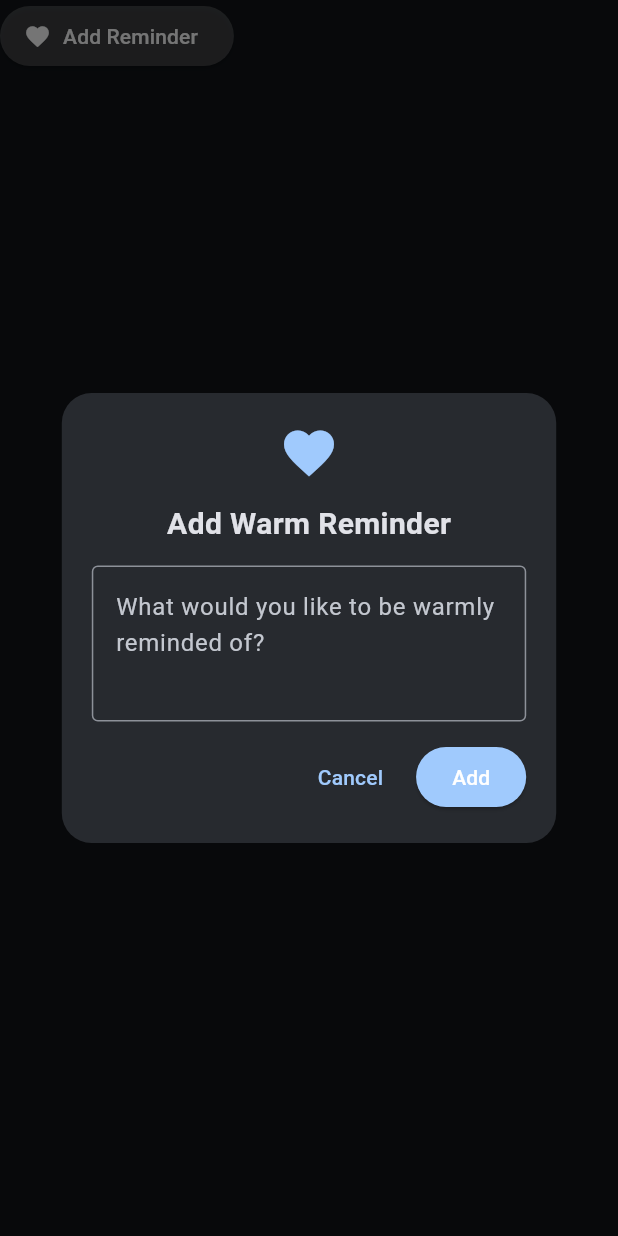
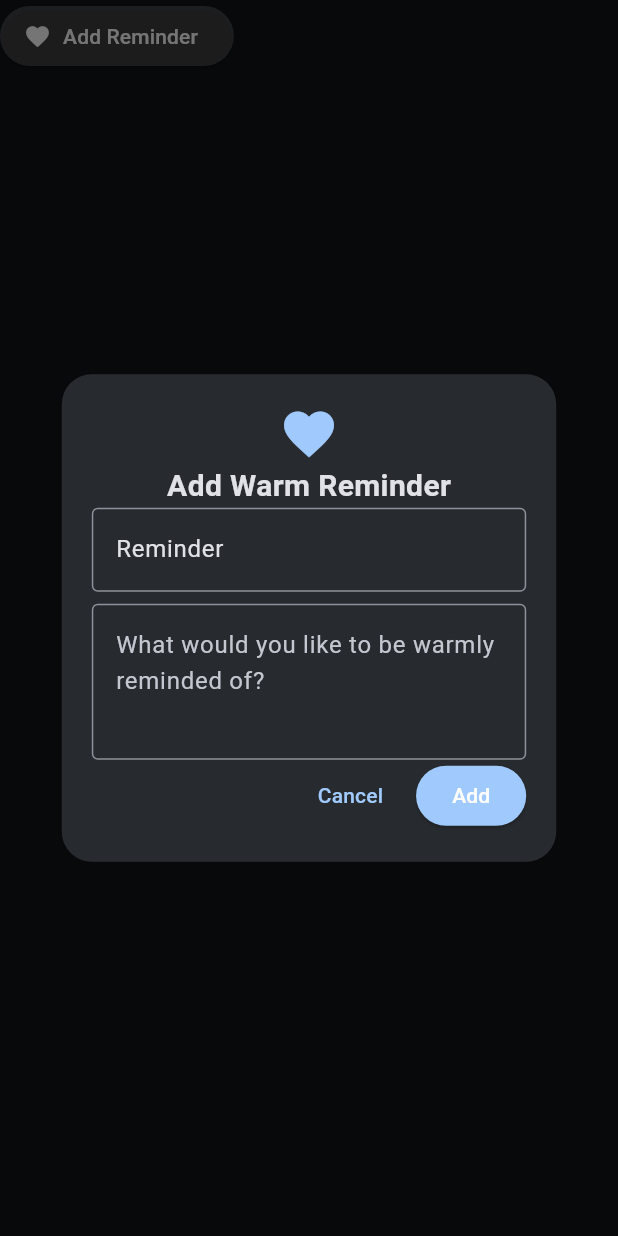
Before and after one commit to ConnorDKeehan/warm-reminders, a Flutter app: the AddReminderButton widget shown alone on an empty page, opened directly with empty values, after a tap on "Add Reminder", on a phone screen of 412 x 824 dp. Run offline on Flutter 3.47's test engine with Material 3 defaults, Android fonts, the light colour scheme and no system bars; drawn by our look-alikes of flutter_typeahead; our stand-ins replace firebase_core, firebase_messaging, flutter_secure_storage, flutter_signin_button, google_sign_in, sign_in_with_apple; accounts and stored records are empty; network calls fail.

Commit message:
fix some stuff

```diff
--- a/lib/features/auth/login_page/login_page.dart
+++ b/lib/features/auth/login_page/login_page.dart
@@ -8,6 +8,7 @@ import 'package:warmreminders/features/auth/auth_api.dart';
 import 'package:warmreminders/features/auth/register_page/register_page.dart';
 import 'package:warmreminders/features/main_page/main_page.dart';
 import 'package:warmreminders/utils/storage_util.dart';
+import 'package:flutter/foundation.dart';
 
 class LoginPage extends StatefulWidget {
   const LoginPage({super.key});
@@ -69,7 +70,7 @@ class _LoginPageState extends State<LoginPage> {
           'email',
         ],
         serverClientId:
-            '685001516638-odmd19sl6898cc1a6gl7qudu2f4ich2a.apps.googleusercontent.com', //XXXXXXX
+            '685001516638-odmd19sl6898cc1a6gl7qudu2f4ich2a.apps.googleusercontent.com',
       );
 
       // Attempt to sign in silently first. If that fails, prompt user.
@@ -282,7 +283,7 @@ class _LoginPageState extends State<LoginPage> {
                           // SIGN IN WITH APPLE
                           // (Available on iOS 13+ and macOS 10.15+)
                           const SizedBox(height: 8),
-                          if (Platform.isIOS)
+                          if (!kIsWeb &&  defaultTargetPlatform == TargetPlatform.iOS)
                             SignInButton(Buttons.AppleDark,
                                 onPressed: _signInWithApple),
                         ],
--- a/lib/features/main_page/main_page.dart
+++ b/lib/features/main_page/main_page.dart
@@ -5,6 +5,7 @@ import 'package:warmreminders/features/main_page/widgets/edit_schedules_button.d
 import 'package:warmreminders/features/main_page/widgets/reminder_card.dart';
 import 'package:warmreminders/features/schedules_page/widgets/add_schedule_button.dart';
 import 'package:warmreminders/models/entities/reminder.dart';
+import 'package:warmreminders/utils/storage_util.dart';
 
 class MainPage extends StatefulWidget {
   const MainPage({super.key});
@@ -29,6 +30,11 @@ class _MainPageState extends State<MainPage> {
     });
 
     reminders = await getReminders();
+    setUsersCategories(reminders.map((e) =>
+      e.category?.isNotEmpty ?? false ?
+      '${e.category![0].toUpperCase()}${e.category!.substring(1).toLowerCase()}' :
+      null
+    ).whereType<String>());
     setState(() {
       isLoading=false;
     });
--- a/lib/features/main_page/main_page_api.dart
+++ b/lib/features/main_page/main_page_api.dart
@@ -2,7 +2,6 @@ import 'dart:convert';
 import 'package:warmreminders/clients/auth_http_client.dart';
 import 'package:warmreminders/features/main_page/models/requests/patch_reminder_request.dart';
 import 'package:warmreminders/features/main_page/models/requests/post_reminder_request.dart';
-import 'package:warmreminders/features/schedules_page/models/requests/post_schedule_request.dart';
 import 'package:warmreminders/models/entities/reminder.dart';
 import 'package:warmreminders/utils/storage_util.dart';
 
--- a/lib/features/main_page/widgets/add_reminder_button.dart
+++ b/lib/features/main_page/widgets/add_reminder_button.dart
@@ -1,6 +1,8 @@
 import 'package:flutter/material.dart';
+import 'package:flutter_typeahead/flutter_typeahead.dart';
 import 'package:warmreminders/features/main_page/main_page_api.dart';
 import 'package:warmreminders/features/main_page/models/requests/post_reminder_request.dart';
+import 'package:warmreminders/utils/storage_util.dart';
 
 class AddReminderButton extends StatefulWidget {
   final VoidCallback onAdd;
@@ -19,9 +21,10 @@ class _AddReminderButtonState extends State<AddReminderButton> {
   }
 
   void _showDialog() {
+    final String defaultCategory = usersCategories.firstOrNull ?? "Reminder";
     showDialog(
       context: context,
-      builder: (context) => _AddReminderDialog(onAdd: addReminder),
+      builder: (context) => _AddReminderDialog(onAdd: addReminder, defaultCategory: defaultCategory),
     );
   }
 
@@ -41,20 +44,23 @@ class _AddReminderButtonState extends State<AddReminderButton> {
 
 class _AddReminderDialog extends StatelessWidget {
   final Function(PostReminderRequest) onAdd;
-  final TextEditingController _controller = TextEditingController();
+  final String defaultCategory;
+  final TextEditingController _categoryController = TextEditingController();
+  final TextEditingController _reminderController = TextEditingController();
 
-  _AddReminderDialog({required this.onAdd});
+  _AddReminderDialog({required this.onAdd, required this.defaultCategory});
 
   @override
   Widget build(BuildContext context) {
+    _categoryController.text = defaultCategory;
+
     return Dialog(
       shape: RoundedRectangleBorder(
         borderRadius: BorderRadius.circular(20),
       ),
       elevation: 10,
-      child: SizedBox(
+      child: IntrinsicHeight(child: SizedBox(
         width: MediaQuery.of(context).size.width * 0.8,
-        height: 300,
         child: Padding(
           padding: const EdgeInsets.all(20.0),
           child: Column(
@@ -65,8 +71,34 @@ class _AddReminderDialog extends StatelessWidget {
                 'Add Warm Reminder',
                 style: TextStyle(fontSize: 20, fontWeight: FontWeight.bold),
               ),
+              TypeAheadField<String>(
+                suggestionsCallback: (pattern) => usersCategories
+                    .where((item) => item.toLowerCase().contains(pattern.toLowerCase()))
+                    .toList(),
+                itemBuilder: (context, s) => ListTile(title: Text(s)),
+                onSelected: (s) => _categoryController.text = s,
+                controller: _categoryController,
+
+                builder: ( context, fieldController, focusNode) {
+                  return TextField(
+                    controller: fieldController,   // <-- use this, not your own
+                    focusNode: focusNode,
+                    decoration: InputDecoration(
+                      hintText: 'Category',
+                      border: OutlineInputBorder(),
+                      focusedBorder: OutlineInputBorder(
+                        borderSide: BorderSide(
+                          color: Theme.of(context).colorScheme.primary,
+                          width: 2,
+                        ),
+                      ),
+                    ),
+                  );
+                },
+              ),
+              SizedBox(height: 8),
               TextField(
-                controller: _controller,
+                controller: _reminderController,
                 decoration: InputDecoration(
                   hintText: 'What would you like to be warmly reminded of?',
                   border: const OutlineInputBorder(),
@@ -77,7 +109,8 @@ class _AddReminderDialog extends StatelessWidget {
                     ),
                   ),
                 ),
-                maxLines: 3,
+                minLines: 3,
+                maxLines: 10,
               ),
               Row(
                 mainAxisAlignment: MainAxisAlignment.end,
@@ -89,9 +122,13 @@ class _AddReminderDialog extends StatelessWidget {
                   const SizedBox(width: 10),
                   ElevatedButton(
                     onPressed: () {
-                      final text = _controller.text.trim();
+                      final text = _reminderController.text.trim();
+                      final category = _categoryController.text.trim();
                       if (text.isNotEmpty) {
-                        onAdd(PostReminderRequest(reminderText: text, category: 'Reminder'));
+                        onAdd(PostReminderRequest(
+                            reminderText: text,
+                            category: category.isNotEmpty ? category : 'Reminder'
+                        ));
                         Navigator.pop(context);
                       }
                     },
@@ -107,6 +144,6 @@ class _AddReminderDialog extends StatelessWidget {
           ),
         ),
       ),
-    );
+    ));
   }
 }
--- a/lib/features/main_page/widgets/reminder_card.dart
+++ b/lib/features/main_page/widgets/reminder_card.dart
@@ -37,7 +37,8 @@ class ReminderCard extends StatelessWidget {
             Row(
               children: [
                 Text(
-                  reminderDate,
+                  reminder.category?.isNotEmpty ?? false ? '$reminderDate - ${reminder.category}' :
+                    reminderDate,
                   style: Theme.of(context).textTheme.bodySmall,
                 ),
                 const Spacer(),
--- a/lib/utils/storage_util.dart
+++ b/lib/utils/storage_util.dart
@@ -29,5 +29,10 @@ Future<String?> getRefreshToken() async {
   return refreshToken;
 }
 
+void setUsersCategories(Iterable<String> categories){
+  usersCategories.addAll(categories);
+}
+
+Set<String> usersCategories = {};
 const configApiBaseUrl = 'https://connormdk.xyz';
 const configApiSuccessResponses = [200, 201, 204];
--- a/pubspec.yaml
+++ b/pubspec.yaml
@@ -41,6 +41,7 @@ dependencies:
   google_sign_in: ^6.3.0
   flutter_signin_button: ^2.0.0
   firebase_core: ^3.13.0
+  flutter_typeahead: ^5.2.0
 
 dev_dependencies:
   flutter_test:
```
Also changed, not shown: lib/features/main_page/widgets/category_pill.dart (added, +58 -0 lines), lib/main.dart (+7 -6 lines), pubspec.lock.
